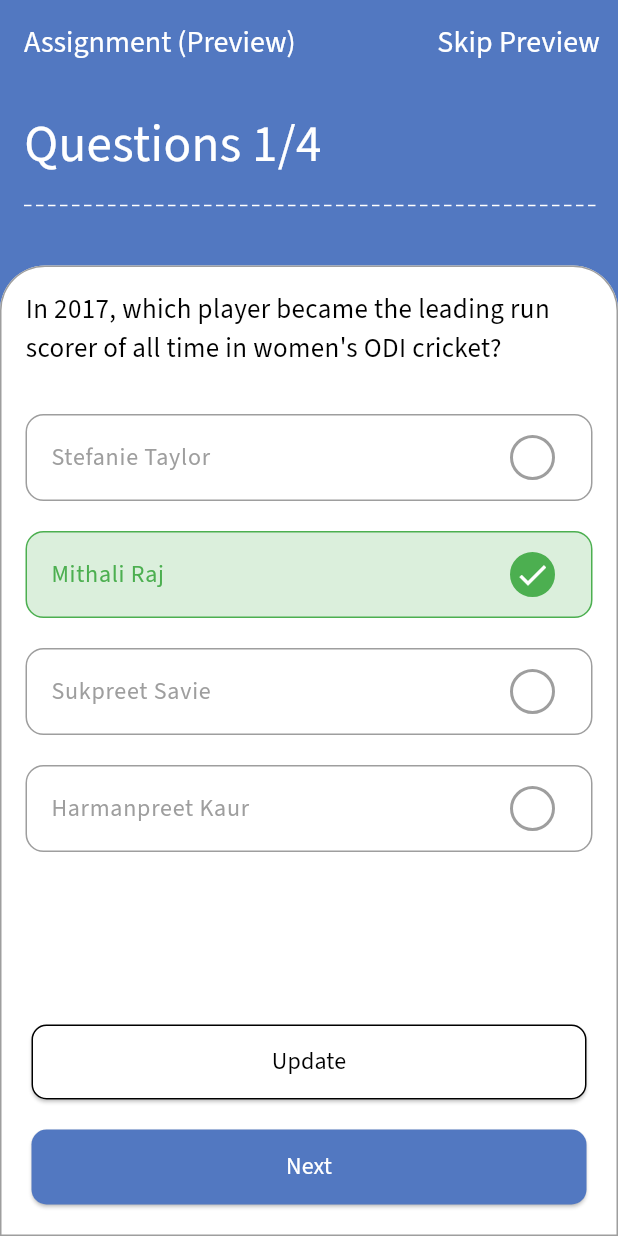
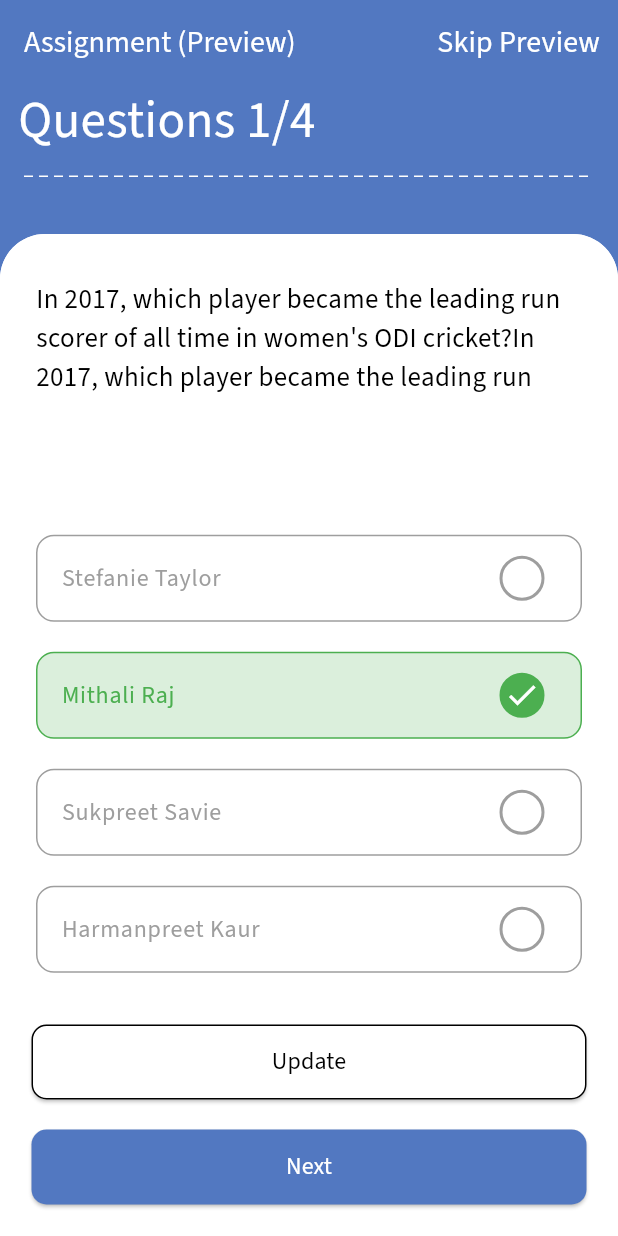
Before and after one commit to georgecabaccang/iskulapp-flutter, a Flutter app: the AssignmentPreviewPage screen opened directly, on a phone screen of 412 x 824 dp. Run offline on Flutter 3.47's test engine with Material 3 defaults, Android fonts, the phone set to English and light mode, and no system bars; drawn by our look-alikes of dotted_line; our stand-ins replace flutter_bloc, flutter_dotenv, flutter_secure_storage, flutter_spinkit, freezed_annotation, table_calendar; accounts and stored records are empty.

Commit message:
update preview

```diff
--- a/assets/questions.json
+++ b/assets/questions.json
@@ -1,7 +1,7 @@
 [
     {
       "id": 1,
-      "q": "In 2017, which player became the leading run scorer of all time in women's ODI cricket?",
+      "q": "In 2017, which player became the leading run scorer of all time in women's ODI cricket?In 2017, which player became the leading run scorer of all time in women's ODI cricket?",
       "type": "multi",
       "answers": [
         { "id": 1, "text": "Stefanie Taylor", "is_correct": 0, "is_student_answered": 0 },
--- a/lib/pages/assignment/assignment_preview/assignment_preview_page.dart
+++ b/lib/pages/assignment/assignment_preview/assignment_preview_page.dart
@@ -4,7 +4,7 @@ import 'package:flutter/material.dart';
 import 'package:school_erp/theme/colors.dart';
 import 'package:school_erp/pages/assignment/assignment_preview/widgets/assignment_card.dart';
 import 'package:school_erp/theme/text_styles.dart';
-import 'package:school_erp/pages/assignment/assignment_preview/widgets/dotted_lines.dart'; // Ensure this path is correct
+import 'package:dotted_line/dotted_line.dart'; // Ensure this path is correct
 
 class AssignmentPreviewPage extends StatefulWidget {
   const AssignmentPreviewPage({super.key});
@@ -116,7 +116,7 @@ class _AssignmentPreviewPageState extends State<AssignmentPreviewPage> {
           Column(
             children: [
               Padding(
-                padding: const EdgeInsets.all(16.0),
+                padding: const EdgeInsets.only(left: 12.0, bottom: 12.0),
                 child: Align(
                   alignment: Alignment.centerLeft,
                   child: Text(
@@ -126,10 +126,13 @@ class _AssignmentPreviewPageState extends State<AssignmentPreviewPage> {
                   ),
                 ),
               ),
-              CustomPaint(
-                painter: DottedLinePainter(),
-                child: Container(
-                  width: 380,
+              // Wrap DottedLine with a Container to set the width
+              Container(
+                width: 380, // Width of the dotted line
+                child: const DottedLine(
+                  dashLength: 6.0, // Length of the dotted line segments
+                  lineThickness: 1.0, // Overall thickness of the line
+                  dashColor: Colors.white, // Color of the dotted line
                 ),
               ),
               const SizedBox(height: 10),
@@ -137,7 +140,7 @@ class _AssignmentPreviewPageState extends State<AssignmentPreviewPage> {
                 child: Stack(
                   children: [
                     Container(
-                      margin: const EdgeInsets.only(top: 30),
+                      margin: const EdgeInsets.only(top: 28.0),
                       decoration: const BoxDecoration(
                         color: Colors.white,
                         borderRadius: BorderRadius.only(
@@ -145,9 +148,6 @@ class _AssignmentPreviewPageState extends State<AssignmentPreviewPage> {
                           topRight: Radius.circular(30),
                         ),
                       ),
-                    ),
-                    Padding(
-                      padding: const EdgeInsets.all(0.0),
                       child: questions.isEmpty
                           ? const Center(child: CircularProgressIndicator())
                           : AssignmentCard(
--- a/lib/pages/assignment/assignment_preview/widgets/assignment_card.dart
+++ b/lib/pages/assignment/assignment_preview/widgets/assignment_card.dart
@@ -108,36 +108,55 @@ class AssignmentCard extends StatelessWidget {
   @override
   Widget build(BuildContext context) {
     return Padding(
-      padding: const EdgeInsets.only(top: 30.0),
+      padding: const EdgeInsets.only(top: 0.0),
       child: Container(
         width: double.infinity,
         height: double.infinity,
         decoration: BoxDecoration(
           color: Colors.white,
           borderRadius: const BorderRadius.vertical(top: Radius.circular(30)),
-          border: Border.all(color: Colors.grey),
+          border: Border.all(color: Colors.white),
         ),
         child: Column(
           children: [
-            Expanded(
-              child: Padding(
-                padding: const EdgeInsets.all(16.0),
-                child: Column(
-                  crossAxisAlignment: CrossAxisAlignment.start,
-                  children: [
-                    Text(
+            // Question area with limited space for scrolling
+            Padding(
+              padding:
+                  const EdgeInsets.only(top: 30.0, left: 23.0, right: 23.0),
+              child: ConstrainedBox(
+                constraints: const BoxConstraints(
+                  maxHeight: 75, // Limit height for question area
+                ),
+                child: SingleChildScrollView(
+                  child: Align(
+                    alignment:
+                        Alignment.centerLeft, // Ensure text aligns to the left
+                    child: Text(
                       question['q'] ?? 'No question available',
                       style: bodyStyle().copyWith(
                         fontSize: 18,
                         fontWeight: FontWeight.w500,
                       ),
+                      textAlign:
+                          TextAlign.left, // Align text within the Text widget
                     ),
-                    const SizedBox(height: 20),
-                    _buildQuestionContent(),
-                  ],
+                  ),
                 ),
               ),
             ),
+
+            // Spacer to push the options to the center
+            const Spacer(),
+
+            Padding(
+              padding:
+                  const EdgeInsets.only(top: 60.0, left: 23.0, right: 23.0),
+              child: _buildQuestionContent(),
+            ),
+            // Spacer to push the options to the middle
+            const Spacer(),
+
+            // Bottom buttons (fixed at the bottom)
             Padding(
               padding: const EdgeInsets.symmetric(horizontal: 20, vertical: 0),
               child: ElevatedButton(
--- a/pubspec.yaml
+++ b/pubspec.yaml
@@ -37,6 +37,7 @@ dependencies:
   flutter_bloc: ^8.1.6
   bloc_test: ^9.1.7
   http: ^1.2.2
+  dotted_border: ^2.0.0
 
   # The following adds the Cupertino Icons font to your application.
   # Use with the CupertinoIcons class for iOS style icons.
@@ -47,6 +48,7 @@ dependencies:
   flutter_dotenv: ^5.1.0
 
   intl: any
+  dotted_line: ^3.2.2
 dev_dependencies:
   flutter_test:
     sdk: flutter
```
Also changed, not shown: 1 other file.
